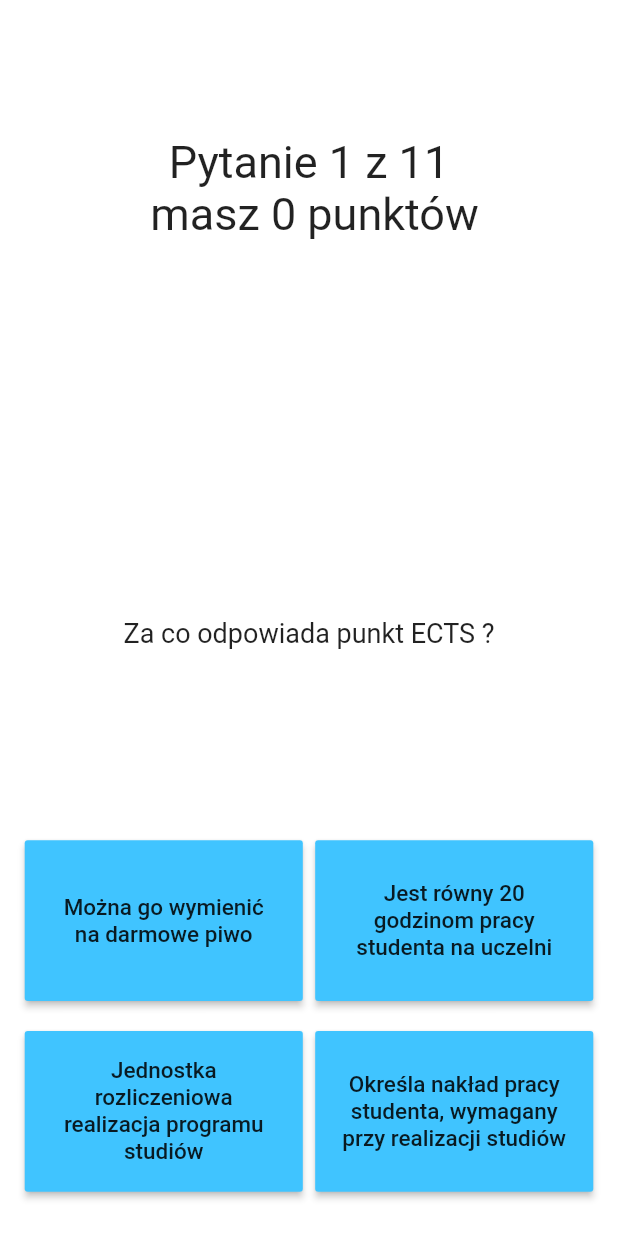
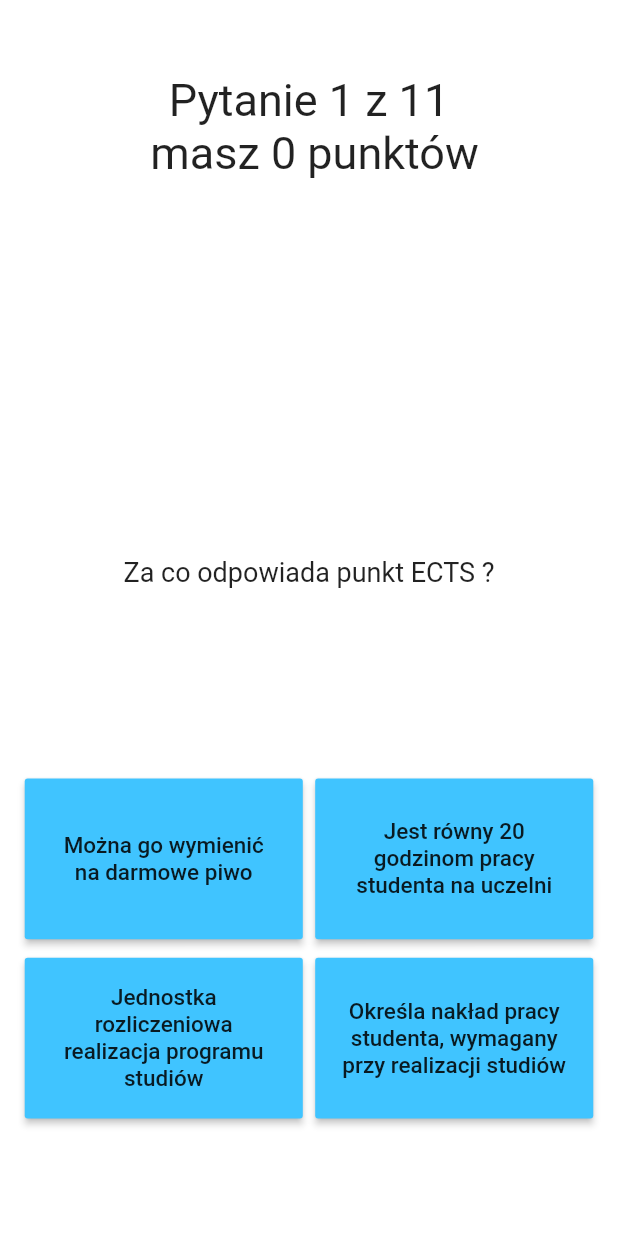
Before and after one commit to dawidpytka/Quiz_mobilne, a Flutter app: the Quiz1 screen opened directly, on a phone screen of 412 x 824 dp. Run offline on Flutter 3.47's test engine with Material 2 defaults, Android fonts, the phone set to English and light mode, and no system bars; our stand-ins replace sqflite; missing offline and left inert: pdftron_flutter; accounts and stored records are empty.

Commit message:
Naprawienie rozmieszczenia odpowiedzi w quizie

```diff
--- a/lib/quiz1.dart
+++ b/lib/quiz1.dart
@@ -1,12 +1,14 @@
+import 'dart:io';
 import 'dart:ui';
+
 import 'package:flutter/cupertino.dart';
 import 'package:flutter/gestures.dart';
 import 'package:flutter/material.dart';
+
+import './Result.dart';
+import './database.dart';
+import 'Stages.dart';
 import 'questionsData.dart';
-import './database.dart';
-import './Result.dart';
-import 'Stages.dart';
-import 'dart:io';
 
 int questionNumber = 0;
 Quiz quiz;
@@ -99,7 +101,7 @@ class Quiz1State extends State<Quiz1> with SingleTickerProviderStateMixin  {
                   margin: EdgeInsets.all(MediaQuery.of(context).size.height*0.01),
                   child: new Column(
                       children: <Widget>[
-                        new Padding(padding: EdgeInsets.only(top: MediaQuery.of(context).size.height*0.1)),
+                        new Padding(padding: EdgeInsets.only(top: MediaQuery.of(context).size.height*0.05)),
                         new Text ("Pytanie ${questionNumber+1} z ${quiz.questionsStage.length} \n masz ${quiz.points} punktów", textAlign: TextAlign.center,
                             style: new TextStyle(
                                 fontSize: 30.0
@@ -125,7 +127,7 @@ class Quiz1State extends State<Quiz1> with SingleTickerProviderStateMixin  {
 
                           ],
                         ),
-                        new Padding(padding: EdgeInsets.only(top:20.0)),
+                        new Padding(padding: EdgeInsets.only(top:MediaQuery.of(context).size.height * 0.015)),
                         new Row(
                           mainAxisAlignment: MainAxisAlignment.spaceEvenly,
                           children: <Widget>[
```
